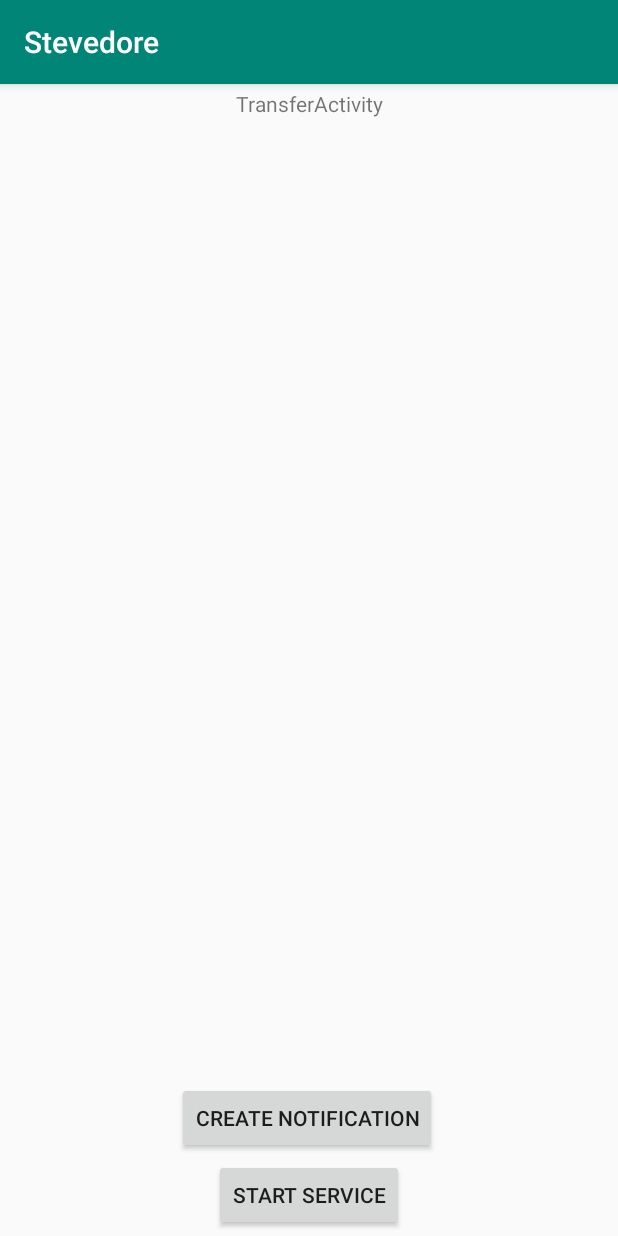
After one commit to izrik/stevedore, an Android app: the TransferActivity screen opened directly, with no data from a screen before it, on a phone screen of 412 x 824 dp. The commit adds this screen. Run offline under Robolectric (Android 15) with nearby library versions, the phone set to English and light mode, and no system bars.

Commit message:
Add initial service class and related components.

```diff
--- a/app/build.gradle
+++ b/app/build.gradle
@@ -22,6 +22,7 @@ dependencies {
     implementation fileTree(dir: 'libs', include: ['*.jar'])
     implementation 'com.android.support:appcompat-v7:27.1.1'
     implementation 'com.android.support:support-v4:27.1.1'
+    implementation 'com.android.support.constraint:constraint-layout:1.1.3'
     testImplementation 'junit:junit:4.12'
     androidTestImplementation 'com.android.support.test:runner:1.0.2'
     androidTestImplementation 'com.android.support.test.espresso:espresso-core:3.0.2'
--- /dev/null
+++ b/app/src/main/java/com/izrik/stevedore/TransferActivity.java
@@ -0,0 +1,118 @@
+package com.izrik.stevedore;
+
+import android.app.Notification;
+import android.app.NotificationChannel;
+import android.app.NotificationManager;
+import android.app.PendingIntent;
+import android.content.ComponentName;
+import android.content.Context;
+import android.content.Intent;
+import android.content.ServiceConnection;
+import android.os.Build;
+import android.os.IBinder;
+import android.renderscript.ScriptGroup;
+import android.support.v4.app.NotificationCompat;
+import android.support.v4.app.NotificationManagerCompat;
+import android.support.v7.app.AppCompatActivity;
+import android.os.Bundle;
+import android.util.Log;
+import android.view.View;
+import android.widget.Button;
+import android.widget.Toast;
+
+public class TransferActivity extends AppCompatActivity {
+
+    private static final String CHANNEL_ID = "Transfer_Notification_Channel";
+
+    @Override
+    protected void onCreate(Bundle savedInstanceState) {
+        super.onCreate(savedInstanceState);
+        setContentView(R.layout.activity_transfer);
+
+        Button startServiceButton = (Button)findViewById(R.id.start_service);
+        startServiceButton.setOnClickListener(new View.OnClickListener() {
+            @Override
+            public void onClick(View view) {
+                startService(
+                        new Intent(
+                                TransferActivity.this,
+                                TransferService.class));
+
+            }
+        });
+        createNotificationChannel();
+        Button createNotificationButton = (Button)findViewById(R.id.create_notification);
+        createNotificationButton.setOnClickListener(new View.OnClickListener() {
+            @Override
+            public void onClick(View view) {
+
+                Intent intent = new Intent(TransferActivity.this, NotifiedActivity.class);
+                intent.setFlags(Intent.FLAG_ACTIVITY_NEW_TASK|Intent.FLAG_ACTIVITY_CLEAR_TASK);
+                PendingIntent pendingIntent = PendingIntent.getActivity(TransferActivity.this, 0, intent, 0);
+
+                NotificationCompat.Builder builder =
+                        new NotificationCompat.Builder(TransferActivity.this, CHANNEL_ID)
+                        .setSmallIcon(R.drawable.ic_stat_sample)
+                        .setContentTitle("This is the notification title")
+                        .setContentText("This is the notification text")
+                        .setPriority(NotificationCompat.PRIORITY_DEFAULT)
+                        .setContentIntent(pendingIntent)
+                        .setAutoCancel(true);
+
+                NotificationManagerCompat nmc = NotificationManagerCompat.from(TransferActivity.this);
+                nmc.notify(1337, builder.build());
+            }
+        });
+    }
+
+    private void createNotificationChannel() {
+        if (Build.VERSION.SDK_INT >= Build.VERSION_CODES.O) {
+            CharSequence name = getString(R.string.channel_name);
+            String description = getString(R.string.channel_description);
+            int importance = NotificationManager.IMPORTANCE_DEFAULT;
+            NotificationChannel channel = new NotificationChannel(CHANNEL_ID, name, importance);
+            channel.setDescription(description);
+            NotificationManager nm = getSystemService(NotificationManager.class);
+            assert nm != null;
+            nm.createNotificationChannel(channel);
+        }
+    }
+
+    private boolean shouldUnbind;
+    private TransferService boundService;
+    private ServiceConnection connection = new ServiceConnection() {
+        @Override
+        public void onServiceConnected(ComponentName componentName, IBinder iBinder) {
+            boundService= ((TransferService.LocalBinder)iBinder).getService();
+            Toast.makeText(TransferActivity.this, R.string.transfer_service_connected, Toast.LENGTH_SHORT).show();
+        }
+
+        @Override
+        public void onServiceDisconnected(ComponentName componentName) {
+            boundService=null;
+            Toast.makeText(TransferActivity.this, R.string.transfer_service_disconnected, Toast.LENGTH_SHORT).show();
+        }
+    };
+
+    void doBindService() {
+        if (bindService(new Intent(TransferActivity.this, TransferService.class),
+                connection, Context.BIND_AUTO_CREATE)) {
+            shouldUnbind = true;
+        } else {
+            Log.e("MY_APP_TAG", "Error: the requested service doesn't exist, or this client isn't allowed to access it.");
+        }
+    }
+
+    void doUnbindService() {
+        if (shouldUnbind) {
+            unbindService(connection);
+            shouldUnbind = false;
+        }
+    }
+
+    @Override
+    protected void onDestroy() {
+        super.onDestroy();
+        doUnbindService();
+    }
+}
--- /dev/null
+++ b/app/src/main/res/drawable-anydpi-v24/ic_stat_sample.xml
@@ -0,0 +1,13 @@
+<vector xmlns:android="http://schemas.android.com/apk/res/android"
+    android:width="24dp"
+    android:height="24dp"
+    android:viewportWidth="26.086956"
+    android:viewportHeight="26.086956"
+    android:tint="#FFFFFF">
+  <group android:translateX="1.0434783"
+      android:translateY="1.0434783">
+      <path
+          android:fillColor="#FF000000"
+          android:pathData="M19,2L5,2c-1.1,0 -2,0.9 -2,2v14c0,1.1 0.9,2 2,2h4l3,3 3,-3h4c1.1,0 2,-0.9 2,-2L21,4c0,-1.1 -0.9,-2 -2,-2zM13.88,12.88L12,17l-1.88,-4.12L6,11l4.12,-1.88L12,5l1.88,4.12L18,11l-4.12,1.88z"/>
+  </group>
+</vector>
--- /dev/null
+++ b/app/src/main/res/layout/activity_transfer.xml
@@ -0,0 +1,49 @@
+<?xml version="1.0" encoding="utf-8"?>
+<android.support.constraint.ConstraintLayout xmlns:android="http://schemas.android.com/apk/res/android"
+    xmlns:app="http://schemas.android.com/apk/res-auto"
+    xmlns:tools="http://schemas.android.com/tools"
+    android:layout_width="match_parent"
+    android:layout_height="match_parent"
+    tools:context=".TransferActivity">
+
+    <TextView
+        android:id="@+id/textView2"
+        android:layout_width="0dp"
+        android:layout_height="0dp"
+        android:layout_marginStart="3dp"
+        android:layout_marginTop="3dp"
+        android:layout_marginEnd="3dp"
+        android:layout_marginBottom="3dp"
+        android:text="TransferActivity"
+        android:textAlignment="center"
+        app:layout_constraintBottom_toTopOf="@id/create_notification"
+        app:layout_constraintEnd_toEndOf="parent"
+        app:layout_constraintStart_toStartOf="parent"
+        app:layout_constraintTop_toTopOf="parent" />
+
+    <Button
+        android:id="@+id/start_service"
+        android:layout_width="wrap_content"
+        android:layout_height="wrap_content"
+        android:layout_marginStart="3dp"
+        android:layout_marginTop="3dp"
+        android:layout_marginEnd="3dp"
+        android:layout_marginBottom="3dp"
+        android:text="Start Service"
+        app:layout_constraintBottom_toBottomOf="parent"
+        app:layout_constraintEnd_toEndOf="parent"
+        app:layout_constraintStart_toStartOf="parent"
+        app:layout_constraintTop_toBottomOf="@id/create_notification" />
+
+    <Button
+        android:id="@+id/create_notification"
+        android:layout_width="wrap_content"
+        android:layout_height="wrap_content"
+        android:layout_marginTop="3dp"
+        android:layout_marginEnd="3dp"
+        android:text="Create Notification"
+        app:layout_constraintBottom_toTopOf="@+id/start_service"
+        app:layout_constraintEnd_toEndOf="parent"
+        app:layout_constraintStart_toStartOf="parent"
+        app:layout_constraintTop_toBottomOf="@+id/textView2" />
+</android.support.constraint.ConstraintLayout>
--- a/app/src/main/res/values/strings.xml
+++ b/app/src/main/res/values/strings.xml
@@ -72,4 +72,14 @@
     <string name="pref_ringtone_silent">Silent</string>
 
     <string name="pref_title_vibrate">Vibrate</string>
+
+    <string name="transfer_service_started">Transfer service started</string>
+    <string name="transfer_service_stopped">Transfer service stopped</string>
+    <string name="transfer_service_label">This is the Transfer Service</string>
+    <string name="transfer_service_connected">Transfer service connected</string>
+    <string name="transfer_service_disconnected">Transfer service disconnected</string>
+
+    <string name="channel_name">channel_name</string>
+    <string name="channel_description">channel_description</string>
+
 </resources>
```
Also changed, not shown: app/src/main/AndroidManifest.xml (+14 -0 lines), app/src/main/java/com/izrik/stevedore/NotifiedActivity.java (added, +13 -0 lines), app/src/main/java/com/izrik/stevedore/TransferService.java (added, +89 -0 lines), app/src/main/res/layout/activity_notified.xml (added, +23 -0 lines), app/src/main/res/drawable-hdpi/ic_stat_sample.png (added), app/src/main/res/drawable-mdpi/ic_stat_sample.png (added), app/src/main/res/drawable-xhdpi/ic_stat_sample.png (added), app/src/main/res/drawable-xxhdpi/ic_stat_sample.png (added).
